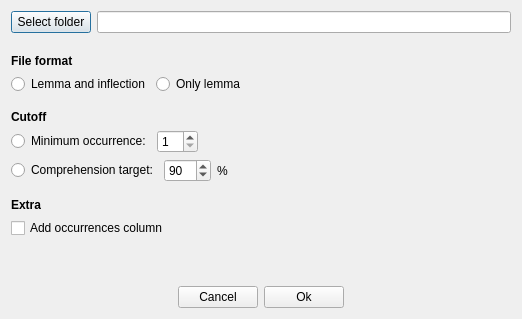
The window that ankimorphs/ui/generator_output_dialog.ui (mortii/anki-morphs) describes before a commit, drawn with Qt 5.
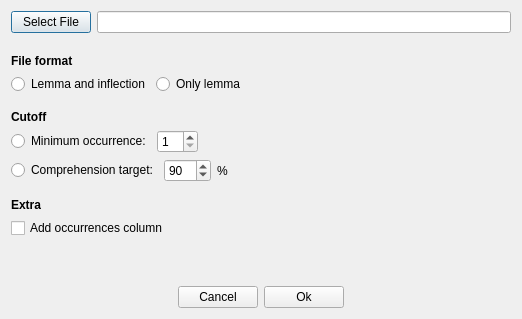
The same window after the commit.

```diff
--- a/ankimorphs/ui/generator_output_dialog.ui
+++ b/ankimorphs/ui/generator_output_dialog.ui
@@ -22,7 +22,7 @@
      <item>
       <widget class="QPushButton" name="selectFolderPushButton">
        <property name="text">
-        <string>Select folder</string>
+        <string>Select File</string>
        </property>
       </widget>
      </item>
```
Left out of the diff: 2 changed lines with no effect on the pictures.
